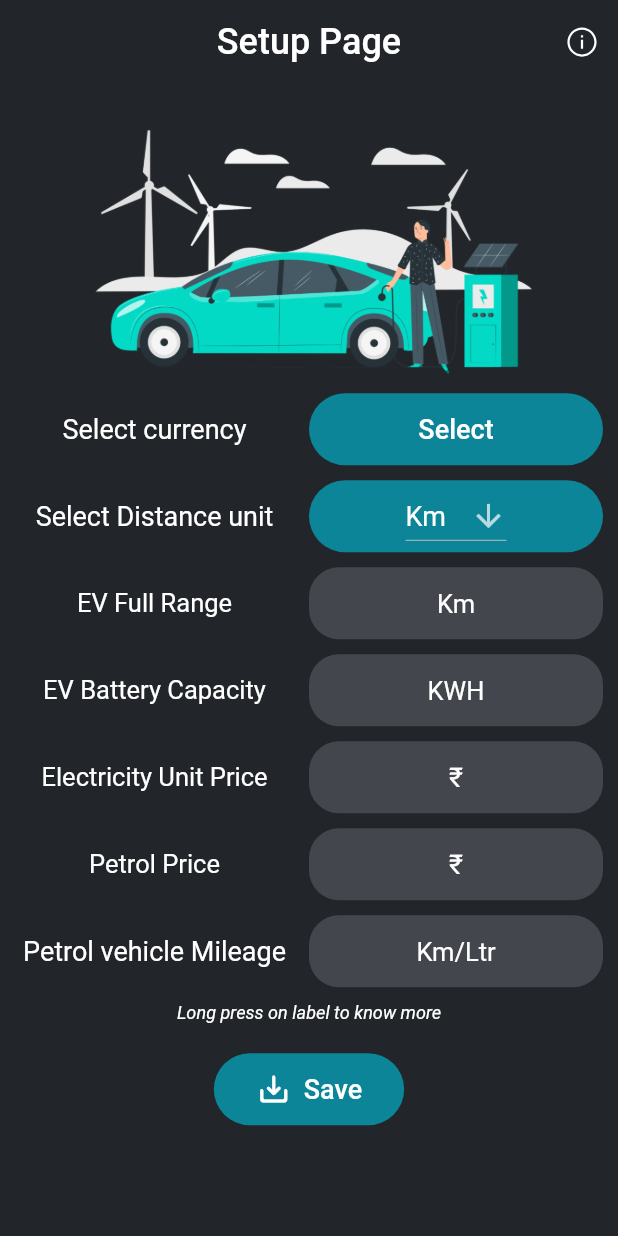
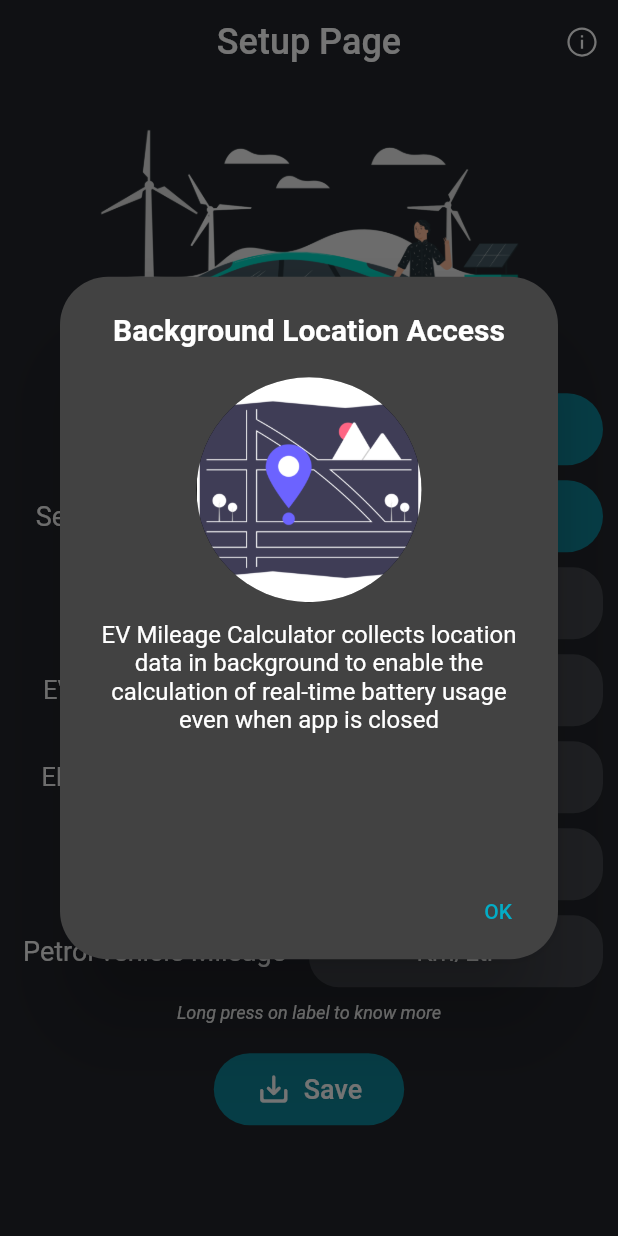
Before and after one commit to yashodeepk/EVMileageCalculator, a Flutter app: the screen it shows after launch, on a phone screen of 412 x 824 dp. Run offline on Flutter 3.47's test engine with Material 2 defaults, Android fonts, the phone set to English and light mode, and no system bars; drawn by our look-alikes of auto_size_text; our stand-ins replace fl_chart, geolocator, google_fonts, google_mobile_ads, line_icons, rive and 2 more; missing offline and left inert: currency_picker, flutter_foreground_task, rive_splash_screen; accounts and stored records are empty.

```diff
--- a/lib/pages/Homepage.dart
+++ b/lib/pages/Homepage.dart
@@ -1,7 +1,6 @@
 import 'package:flutter/cupertino.dart';
 import 'package:flutter/material.dart';
 import 'package:flutter/services.dart';
-import 'package:google_mobile_ads/google_mobile_ads.dart';
 import 'package:intl/intl.dart';
 import 'package:mileagecalculator/Database/datamodel.dart';
 import 'package:mileagecalculator/pages/infoPage.dart';
--- a/lib/pages/WelcomePage.dart
+++ b/lib/pages/WelcomePage.dart
@@ -1,3 +1,4 @@
+import 'dart:async';
 import 'dart:convert';
 
 import 'package:auto_size_text/auto_size_text.dart';
@@ -81,10 +82,66 @@ class _WelcomePageWidgetState extends State<WelcomePageWidget> {
     }
   }
 
+  AlertDialog prominantDisclosure(context) => AlertDialog(
+        shape: RoundedRectangleBorder(
+            borderRadius: BorderRadius.all(Radius.circular(32.0))),
+        title: Center(
+            child: Text(
+          "Background Location Access",
+          style: TextStyle(fontWeight: FontWeight.bold, color: Colors.white),
+          textAlign: TextAlign.center,
+        )),
+        content: Container(
+          height: 300,
+          child: Column(
+            children: [
+              CircleAvatar(
+                backgroundImage: AssetImage('assets/locationIcon.png'),
+                radius: 75,
+              ),
+              SizedBox(
+                height: 12,
+              ),
+              Text(
+                "EV Mileage Calculator collects location data in background to enable the calculation of real-time battery usage even when app is closed",
+                textAlign: TextAlign.center,
+              ),
+            ],
+          ),
+        ),
+        actions: [
+          Row(
+            mainAxisAlignment: MainAxisAlignment.end,
+            children: [
+              SizedBox(
+                width: 15,
+              ),
+              TextButton(
+                  child: Text("OK", style: TextStyle(color: Color(0xff03adc6))),
+                  onPressed: () {
+                    Navigator.of(context).pop();
+                  }),
+            ],
+          ),
+        ],
+      );
+
   @override
   void initState() {
     super.initState();
     getSPData();
+    Timer.run(() => prominantDis());
+  }
+
+  void prominantDis() async {
+    if (widget.fromMainPage) {
+      showDialog(
+        context: context,
+        builder: (BuildContext context) {
+          return prominantDisclosure(context);
+        },
+      );
+    }
   }
 
   Future<void> setDatatoSP() async {
--- a/pubspec.yaml
+++ b/pubspec.yaml
@@ -1,7 +1,7 @@
 name: mileagecalculator
 description: helps to calculate your EV mileage.
 publish_to: 'none'
-version: 1.0.1+1
+version: 1.0.1+3
 
 environment:
   sdk: ">=2.12.0 <3.0.0"
@@ -40,6 +40,7 @@ flutter:
     - assets/1.png
     - assets/y.jpg
     - assets/p.jpg
+    - assets/locationIcon.png
   #   - images/a_dot_burr.jpeg
   #   - images/a_dot_ham.jpeg
 
```
Also changed, not shown: assets/locationIcon.png (added).
